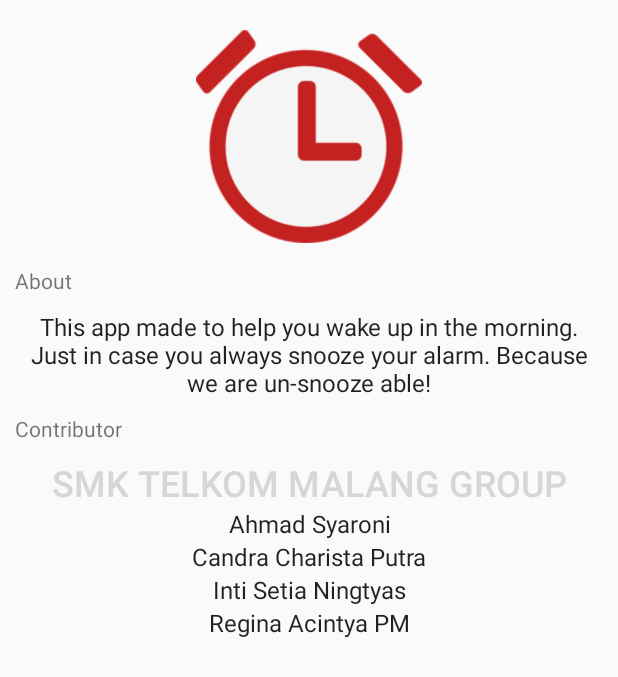
After one commit to IntiSetia/WakeMeUp, an Android app: the layout layout.xml on its own in the app's theme, with its tools: preview values and no code run, on a phone screen of 412 x 824 dp. The commit adds this screen. Shown: the top 677 px of the screen. Run offline under Robolectric (Android 15) with nearby library versions, the phone set to English and light mode, and no system bars.

Commit message:
Menambahkan dan memperbaiki about us

```diff
--- a/app/src/main/res/layout/activity_popup_game.xml
+++ b/app/src/main/res/layout/activity_popup_game.xml
@@ -19,12 +19,11 @@
 
     <TextView
         android:id="@+id/textView4"
-        android:layout_width="match_parent"
-        android:layout_height="wrap_content"
-        android:layout_alignParentLeft="true"
-        android:layout_alignParentStart="true"
+        android:layout_width="100dp"
+        android:layout_height="50dp"
         android:layout_alignParentTop="true"
-        android:layout_marginTop="39dp"
+        android:layout_centerHorizontal="true"
+        android:layout_marginTop="43dp"
         android:paddingBottom="10dp"
         android:paddingTop="10dp"
         android:text="TextView"
--- a/app/src/main/res/layout/activity_popup_math.xml
+++ b/app/src/main/res/layout/activity_popup_math.xml
@@ -63,11 +63,11 @@
 
     <ImageButton
         android:id="@+id/buttonPause"
-        android:layout_width="83dp"
-        android:layout_height="25dp"
+        android:layout_width="41dp"
+        android:layout_height="40dp"
         android:layout_gravity="center_horizontal"
-        android:layout_weight="0.27"
         android:background="@drawable/ic_pause_circle_outline_black_24dp"
+        android:paddingTop="10dp"
         android:tint="@color/colorPrimary" />
 
 
--- /dev/null
+++ b/app/src/main/res/layout/layout.xml
@@ -0,0 +1,98 @@
+<?xml version="1.0" encoding="utf-8"?>
+<LinearLayout xmlns:android="http://schemas.android.com/apk/res/android"
+    xmlns:app="http://schemas.android.com/apk/res-auto"
+    android:layout_width="match_parent"
+    android:layout_height="match_parent"
+    android:orientation="vertical"
+    android:weightSum="1">
+
+    <ImageView
+        android:id="@+id/imageView4"
+        android:layout_width="match_parent"
+        android:layout_height="80dp"
+        android:layout_weight="0.18"
+        android:paddingBottom="5dp"
+        android:paddingTop="20dp"
+        app:srcCompat="@drawable/ram_icon" />
+
+    <TextView
+        android:id="@+id/textView6"
+        android:layout_width="match_parent"
+        android:layout_height="wrap_content"
+        android:paddingBottom="10dp"
+        android:paddingLeft="10dp"
+        android:paddingTop="10dp"
+        android:text="About" />
+
+    <TextView
+        android:id="@+id/textView5"
+        android:layout_width="match_parent"
+        android:layout_height="wrap_content"
+        android:paddingLeft="20dp"
+        android:paddingRight="20dp"
+        android:text="This app made to help you wake up in the morning. Just in case you always snooze your alarm. Because we are un-snooze able!"
+        android:textAlignment="center"
+        android:textAppearance="@style/TextAppearance.AppCompat.Menu" />
+
+    <TextView
+        android:id="@+id/textView3"
+        android:layout_width="match_parent"
+        android:layout_height="wrap_content"
+        android:paddingBottom="10dp"
+        android:paddingLeft="10dp"
+        android:paddingTop="10dp"
+        android:text="Contributor" />
+
+    <TextView
+        android:id="@+id/textView7"
+        android:layout_width="match_parent"
+        android:layout_height="wrap_content"
+        android:paddingLeft="20dp"
+        android:paddingRight="20dp"
+        android:text="SMK TELKOM MALANG GROUP"
+        android:textAlignment="center"
+        android:textAppearance="@style/TextAppearance.AppCompat.Body2"
+        android:textColor="@color/colorAccent"
+        android:textSize="24sp" />
+
+    <TextView
+        android:id="@+id/textView9"
+        android:layout_width="match_parent"
+        android:layout_height="wrap_content"
+        android:paddingLeft="20dp"
+        android:paddingRight="20dp"
+        android:text="Ahmad Syaroni"
+        android:textAlignment="center"
+        android:textAppearance="@style/TextAppearance.AppCompat.SearchResult.Subtitle" />
+
+    <TextView
+        android:id="@+id/textView10"
+        android:layout_width="match_parent"
+        android:layout_height="wrap_content"
+        android:paddingLeft="20dp"
+        android:paddingRight="20dp"
+        android:text="Candra Charista Putra"
+        android:textAlignment="center"
+        android:textAppearance="@style/TextAppearance.AppCompat.SearchResult.Subtitle" />
+
+    <TextView
+        android:id="@+id/textView8"
+        android:layout_width="match_parent"
+        android:layout_height="wrap_content"
+        android:paddingLeft="20dp"
+        android:paddingRight="20dp"
+        android:text="Inti Setia Ningtyas"
+        android:textAlignment="center"
+        android:textAppearance="@style/TextAppearance.AppCompat.SearchResult.Subtitle" />
+
+    <TextView
+        android:id="@+id/textView11"
+        android:layout_width="match_parent"
+        android:layout_height="wrap_content"
+        android:paddingLeft="20dp"
+        android:paddingRight="20dp"
+        android:text="Regina Acintya PM"
+        android:textAlignment="center"
+        android:textAppearance="@style/TextAppearance.AppCompat.SearchResult.Subtitle" />
+
+</LinearLayout>
```
